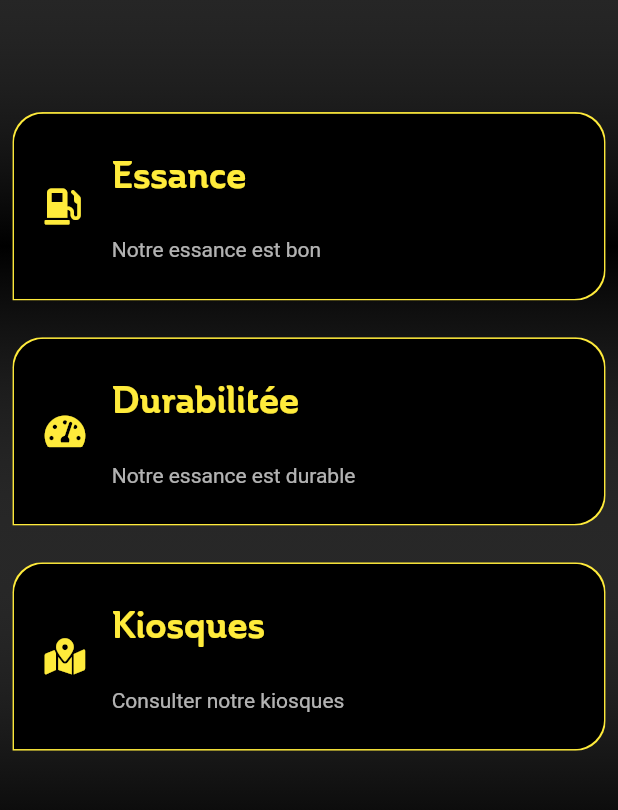
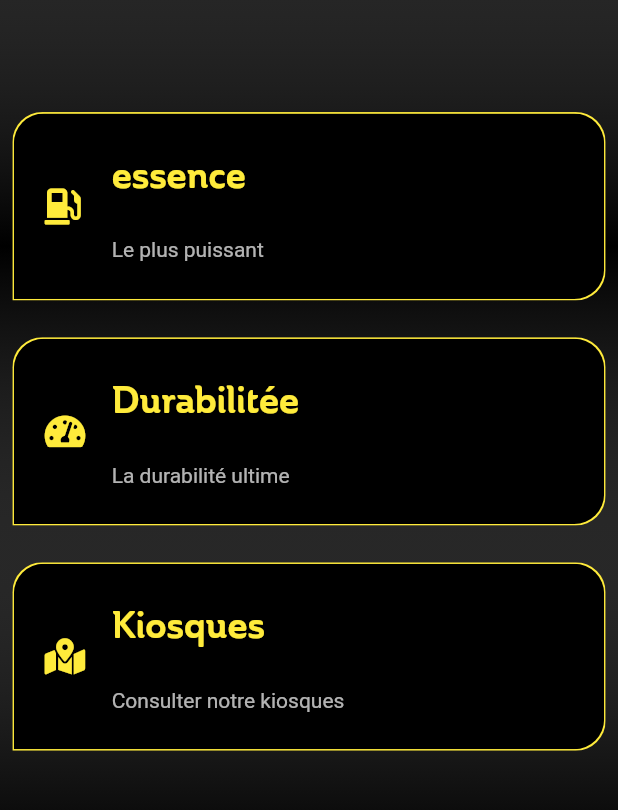
Before and after one commit to procodingtools/Agil-Gaz, a Flutter app: the screen it shows after launch, on a phone screen of 412 x 824 dp, the part 372-1182 px from its top. Run offline on Flutter 3.47's test engine with Material 2 defaults, Android fonts, the phone set to English and light mode, and no system bars; our stand-ins replace dio, flutter_map, font_awesome_flutter, geolocator, latlong; missing offline and left inert: autocomplete_textfield, google_maps_webservice.

Commit message:
added screehnshots

```diff
--- a/lib/home_screen.dart
+++ b/lib/home_screen.dart
@@ -39,15 +39,15 @@ class _HomeState extends State<HomeScreen> with TickerProviderStateMixin {
 
     for (int i = 0; i < 3; i++) {
       Map<String, dynamic> map = Map();
-      map['title'] = i == 0 ? "Essance" : i == 1 ? "Durabilitée" : 'Kiosques';
+      map['title'] = i == 0 ? "essence" : i == 1 ? "Durabilitée" : 'Kiosques';
       map['icon'] = i == 0
           ? FontAwesomeIcons.gasPump
           : i == 1
               ? FontAwesomeIcons.tachometerAlt
               : FontAwesomeIcons.mapMarkedAlt;
       map['txt'] = i == 0
-          ? 'Notre essance est bon'
-          : i == 1 ? 'Notre essance est durable' : 'Consulter notre kiosques';
+          ? 'Le plus puissant'
+          : i == 1 ? 'La durabilité ultime' : 'Consulter notre kiosques';
       _list.add(map);
     }
 
```
Also changed, not shown: pubspec.yaml (+8 -7 lines), 3 other files.
